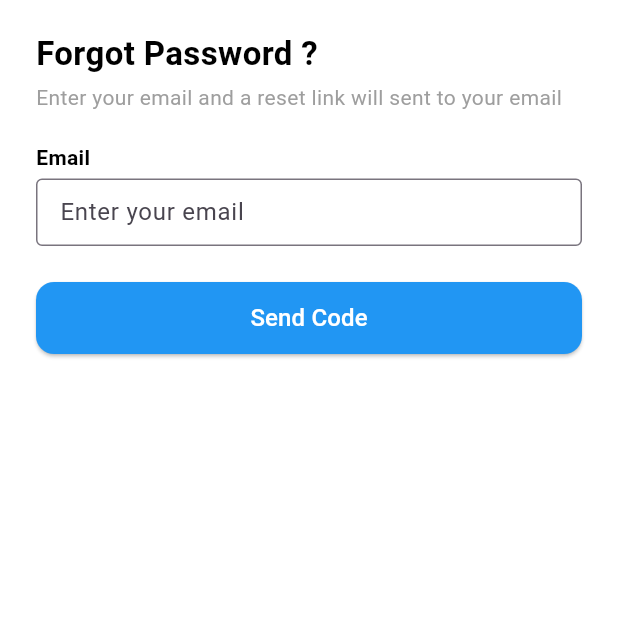
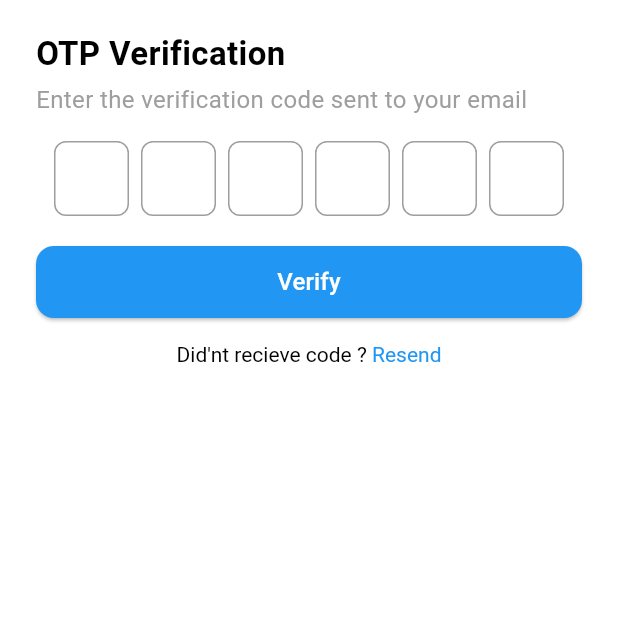
Before and after one commit to imuhammadhassam/tasklify, a Flutter app: the ForgotPassword screen opened by its route, after a tap on "Send Code", on a phone screen of 412 x 824 dp, the top half of it. Run offline on Flutter 3.47's test engine with Material 3 defaults, Android fonts, the light colour scheme and no system bars; drawn by our look-alikes of pinput.

Commit message:
theme, assets and routes configuration

```diff
--- a/lib/routes/routes.dart
+++ b/lib/routes/routes.dart
@@ -1,5 +1,7 @@
 abstract class AppRoutes {
-  static const String loginScreen = '/login_screen';
-  static const String signupScreen = '/signup_screen';
-  static const String forgetPasswordScreen = '/forget_password_screen';
+  static const String onboarding = '/';
+  static const String signIn = '/Signin';
+  static const String signUp = '/Signup';
+  static const String forgotPassword = '/ForgotPassword';
+  static const String otpVerification = '/otpVerification';
 }
--- a/lib/theme/colors.dart
+++ b/lib/theme/colors.dart
@@ -1,7 +1,8 @@
 import 'package:flutter/material.dart';
 
 abstract class AppColors {
-  static const Color primaryColor = Color(0xFFFFA726);
+  // static const Color primaryColor = Color(0xFFFFA726);
+  static const Color buttonColor = Colors.blue;
   static const Color scaffoldBackgroundColor = Colors.white;
   static const Color textColor = Colors.black;
   static const Color greyColor = Colors.grey;
--- a/lib/theme/typography.dart
+++ b/lib/theme/typography.dart
@@ -1,17 +1,26 @@
-import 'package:flutter/widgets.dart';
+import 'package:flutter/material.dart';
 
 abstract class AppText {
-  //headings
-  TextStyle h1 = TextStyle(fontSize: 22, fontWeight: FontWeight.bold);
-  TextStyle h2 = TextStyle(fontSize: 20, fontWeight: FontWeight.bold);
-  TextStyle h3 = TextStyle(fontSize: 18, fontWeight: FontWeight.bold);
+  // Headings
+  static const TextStyle h1 = TextStyle(
+    fontSize: 22,
+    fontWeight: FontWeight.bold,
+  );
+  static const TextStyle h2 = TextStyle(
+    fontSize: 20,
+    fontWeight: FontWeight.bold,
+  );
+  static const TextStyle h3 = TextStyle(
+    fontSize: 18,
+    fontWeight: FontWeight.bold,
+  );
 
-  //body
-  TextStyle b1 = TextStyle(fontSize: 16);
-  TextStyle b2 = TextStyle(fontSize: 14);
-  TextStyle b3 = TextStyle(fontSize: 12);
+  // Body
+  static const TextStyle b1 = TextStyle(fontSize: 16);
+  static const TextStyle b2 = TextStyle(fontSize: 14);
+  static const TextStyle b3 = TextStyle(fontSize: 12);
 
-  //labels
-  TextStyle l1 = TextStyle(fontSize: 10);
-  TextStyle l2 = TextStyle(fontSize: 8);
+  // Labels
+  static const TextStyle l1 = TextStyle(fontSize: 10);
+  static const TextStyle l2 = TextStyle(fontSize: 8);
 }
--- a/lib/theme/units.dart
+++ b/lib/theme/units.dart
@@ -9,6 +9,7 @@ abstract class AppUnits {
   static SizedBox y12 = SizedBox(height: 12);
   static SizedBox y16 = SizedBox(height: 16);
   static SizedBox y20 = SizedBox(height: 20);
+  static SizedBox y24 = SizedBox(height: 24);
 
   static SizedBox x4 = SizedBox(width: 4);
   static SizedBox x8 = SizedBox(width: 8);
@@ -17,6 +18,12 @@ abstract class AppUnits {
   static SizedBox x20 = SizedBox(width: 20);
 
   //Paddings
+  static EdgeInsets b24 = EdgeInsets.symmetric(horizontal: 24);
   static EdgeInsets a4 = EdgeInsets.all(4);
   static EdgeInsets a8 = EdgeInsets.all(8);
+  static EdgeInsets a12 = EdgeInsets.all(12);
+  static EdgeInsets a16 = EdgeInsets.all(16);
+  static EdgeInsets a20 = EdgeInsets.all(20);
+  static EdgeInsets a24 = EdgeInsets.all(24);
+  static EdgeInsets a32 = EdgeInsets.all(32);
 }
--- a/lib/views/forgotPassword/forgot_password.dart
+++ b/lib/views/forgotPassword/forgot_password.dart
@@ -1,7 +1,12 @@
 import 'package:flutter/material.dart';
+import 'package:tasklify/routes/routes.dart';
+import 'package:tasklify/theme/colors.dart';
+import 'package:tasklify/theme/units.dart';
+import 'package:tasklify/widgets/b2.dart';
 import 'package:tasklify/widgets/custom_button.dart';
 import 'package:tasklify/widgets/custom_textfield.dart';
 import 'package:tasklify/widgets/form_label.dart';
+import 'package:tasklify/widgets/h1.dart';
 
 class ForgotPassword extends StatelessWidget {
   final TextEditingController emailController = TextEditingController();
@@ -12,52 +17,41 @@ class ForgotPassword extends StatelessWidget {
   @override
   Widget build(BuildContext context) {
     return Material(
-      color: Colors.white, // background
+      color: AppColors.scaffoldBackgroundColor,
       child: SafeArea(
         child: SingleChildScrollView(
-          padding: const EdgeInsets.symmetric(horizontal: 24.0),
+          padding: AppUnits.b24,
           child: Column(
             children: [
-              const SizedBox(height: 20),
+              AppUnits.y20,
 
-              Align(
-                alignment: Alignment.centerLeft,
-                child: Text(
-                  "Forgot Password ?",
-                  style: TextStyle(
-                    fontSize: 22,
-                    fontWeight: FontWeight.bold,
-                    color: Colors.black,
-                  ),
-                ),
+              H1("Forgot Password"),
+
+              AppUnits.y4,
+
+              B2(
+                "Enter your email and a reset link will sent to your email address",
               ),
 
-              const SizedBox(height: 4),
-
-              Align(
-                alignment: Alignment.centerLeft,
-                child: Text(
-                  "Enter your email and a reset link will sent to your email",
-                  style: TextStyle(fontSize: 14, color: Colors.grey),
-                ),
-              ),
-
-              const SizedBox(height: 20),
+              AppUnits.y20,
 
               FormLabel(label: "Email"),
 
-              const SizedBox(height: 4),
+              AppUnits.y4,
 
               CustomTextField(
                 hintText: 'Enter your email',
                 controller: emailController,
               ),
 
-              const SizedBox(height: 24),
+              AppUnits.y24,
 
-              CustomButton(text: "Send Code", onTap: () {}),
-
-              const SizedBox(height: 16),
+              CustomButton(
+                text: "Send Code",
+                onTap: () {
+                  Navigator.pushNamed(context, AppRoutes.otpVerification);
+                },
+              ),
             ],
           ),
         ),
--- /dev/null
+++ b/lib/views/otpVerification/otp_verification.dart
@@ -0,0 +1,88 @@
+import 'package:flutter/gestures.dart';
+import 'package:flutter/material.dart';
+import 'package:pinput/pinput.dart';
+import 'package:tasklify/routes/routes.dart';
+import 'package:tasklify/theme/colors.dart';
+import 'package:tasklify/theme/typography.dart';
+import 'package:tasklify/theme/units.dart';
+import 'package:tasklify/widgets/b2.dart';
+import 'package:tasklify/widgets/custom_button.dart';
+import 'package:tasklify/widgets/h1.dart';
+
+class OtpVerification extends StatelessWidget {
+  final TextEditingController emailController = TextEditingController();
+  final TextEditingController passwordController = TextEditingController();
+
+  OtpVerification({super.key});
+
+  @override
+  Widget build(BuildContext context) {
+    return Material(
+      color: AppColors.scaffoldBackgroundColor, // background
+      child: SafeArea(
+        child: SingleChildScrollView(
+          padding: AppUnits.b24,
+          child: Column(
+            children: [
+              AppUnits.y20,
+
+              H1("OTP Verification"),
+
+              AppUnits.y4,
+
+              B2("Enter the verification code sent to your email"),
+
+              AppUnits.y16,
+
+              Pinput(
+                length: 6,
+                showCursor: true,
+                // onChanged: (value) {
+                //   print(value);
+                // },
+                // onCompleted: (pin) {
+                //   print('OTP Entered: $pin');
+                // },
+                defaultPinTheme: PinTheme(
+                  width: 50,
+                  height: 50,
+                  textStyle: TextStyle(
+                    fontSize: 20,
+                    fontWeight: FontWeight.bold,
+                  ),
+                  decoration: BoxDecoration(
+                    border: Border.all(color: AppColors.greyColor),
+                    borderRadius: BorderRadius.circular(8),
+                  ),
+                ),
+              ),
+
+              AppUnits.y20,
+
+              CustomButton(text: "Verify", onTap: () {}),
+
+              AppUnits.y16,
+
+              RichText(
+                text: TextSpan(
+                  text: "Did'nt recieve code ? ",
+                  style: AppText.b2.copyWith(color: AppColors.textColor),
+                  children: [
+                    TextSpan(
+                      text: "Resend",
+                      style: AppText.b2.copyWith(color: AppColors.buttonColor),
+                      recognizer: TapGestureRecognizer()
+                        ..onTap = () {
+                          Navigator.pushNamed(context, AppRoutes.signIn);
+                        },
+                    ),
+                  ],
+                ),
+              ),
+            ],
+          ),
+        ),
+      ),
+    );
+  }
+}
--- /dev/null
+++ b/lib/widgets/b2.dart
@@ -0,0 +1,17 @@
+import 'package:flutter/material.dart';
+import 'package:tasklify/theme/typography.dart';
+import 'package:tasklify/theme/colors.dart';
+
+class B2 extends StatelessWidget {
+  final String text;
+
+  const B2(this.text, {super.key});
+
+  @override
+  Widget build(BuildContext context) {
+    return Align(
+      alignment: Alignment.centerLeft,
+      child: Text(text, style: AppText.b1.copyWith(color: AppColors.greyColor)),
+    );
+  }
+}
--- a/lib/widgets/custom_button.dart
+++ b/lib/widgets/custom_button.dart
@@ -1,4 +1,5 @@
 import 'package:flutter/material.dart';
+import 'package:tasklify/theme/colors.dart';
 
 class CustomButton extends StatelessWidget {
   final VoidCallback onTap;
@@ -14,7 +15,8 @@ class CustomButton extends StatelessWidget {
       child: ElevatedButton(
         onPressed: onTap,
         style: ElevatedButton.styleFrom(
-          backgroundColor: Colors.blue,
+          backgroundColor:
+              AppColors.buttonColor, // Use the button color from AppColors
           shape: RoundedRectangleBorder(
             borderRadius: BorderRadius.circular(12),
           ),
--- a/lib/widgets/form_label.dart
+++ b/lib/widgets/form_label.dart
@@ -1,4 +1,6 @@
 import 'package:flutter/material.dart';
+import 'package:tasklify/theme/colors.dart';
+import 'package:tasklify/theme/typography.dart';
 
 class FormLabel extends StatelessWidget {
   final String label;
@@ -11,10 +13,9 @@ class FormLabel extends StatelessWidget {
       alignment: Alignment.centerLeft,
       child: Text(
         label,
-        style: const TextStyle(
-          fontSize: 14,
+        style: AppText.b2.copyWith(
+          color: AppColors.textColor,
           fontWeight: FontWeight.bold,
-          color: Colors.black,
         ),
       ),
     );
--- /dev/null
+++ b/lib/widgets/h1.dart
@@ -0,0 +1,17 @@
+import 'package:flutter/material.dart';
+import 'package:tasklify/theme/colors.dart';
+import 'package:tasklify/theme/typography.dart';
+
+class H1 extends StatelessWidget {
+  final String text;
+
+  const H1(this.text, {super.key});
+
+  @override
+  Widget build(BuildContext context) {
+    return Align(
+      alignment: Alignment.centerLeft,
+      child: Text(text, style: AppText.h1.copyWith(color: AppColors.textColor)),
+    );
+  }
+}
--- a/lib/widgets/next_button.dart
+++ b/lib/widgets/next_button.dart
@@ -1,4 +1,5 @@
 import 'package:flutter/material.dart';
+import 'package:tasklify/theme/colors.dart';
 
 class NextButton extends StatelessWidget {
   final VoidCallback onTap;
@@ -12,7 +13,7 @@ class NextButton extends StatelessWidget {
       style: ElevatedButton.styleFrom(
         shape: const CircleBorder(),
         padding: const EdgeInsets.all(12),
-        backgroundColor: Colors.blue, // customize as needed
+        backgroundColor: AppColors.buttonColor, // customize as needed
       ),
       child: const Icon(Icons.arrow_forward, color: Colors.white),
     );
--- a/lib/widgets/skip_button.dart
+++ b/lib/widgets/skip_button.dart
@@ -1,4 +1,5 @@
 import 'package:flutter/material.dart';
+import 'package:tasklify/theme/colors.dart';
 
 class SkipButton extends StatelessWidget {
   final VoidCallback onTap;
@@ -11,7 +12,7 @@ class SkipButton extends StatelessWidget {
       onPressed: onTap,
       child: const Text(
         "Skip",
-        style: TextStyle(fontSize: 16, color: Colors.grey),
+        style: TextStyle(fontSize: 16, color: AppColors.greyColor),
       ),
     );
   }
--- a/pubspec.yaml
+++ b/pubspec.yaml
@@ -30,6 +30,7 @@ environment:
 dependencies:
   flutter:
     sdk: flutter
+  pinput: ^4.0.0
 
   # The following adds the Cupertino Icons font to your application.
   # Use with the CupertinoIcons class for iOS style icons.
```
Also changed, not shown: lib/main.dart (+12 -8 lines), lib/utils/static_assets.dart (+10 -3 lines), lib/views/login/login_screen.dart (+25 -35 lines), lib/views/onboarding/onboarding_screen1.dart (+18 -7 lines), lib/views/onboarding/onboarding_screen2.dart (+18 -7 lines), lib/views/onboarding/onboarding_screen3.dart (+18 -7 lines), lib/views/signup/signup_screen.dart (+26 -50 lines), pubspec.lock, 5 other files.
